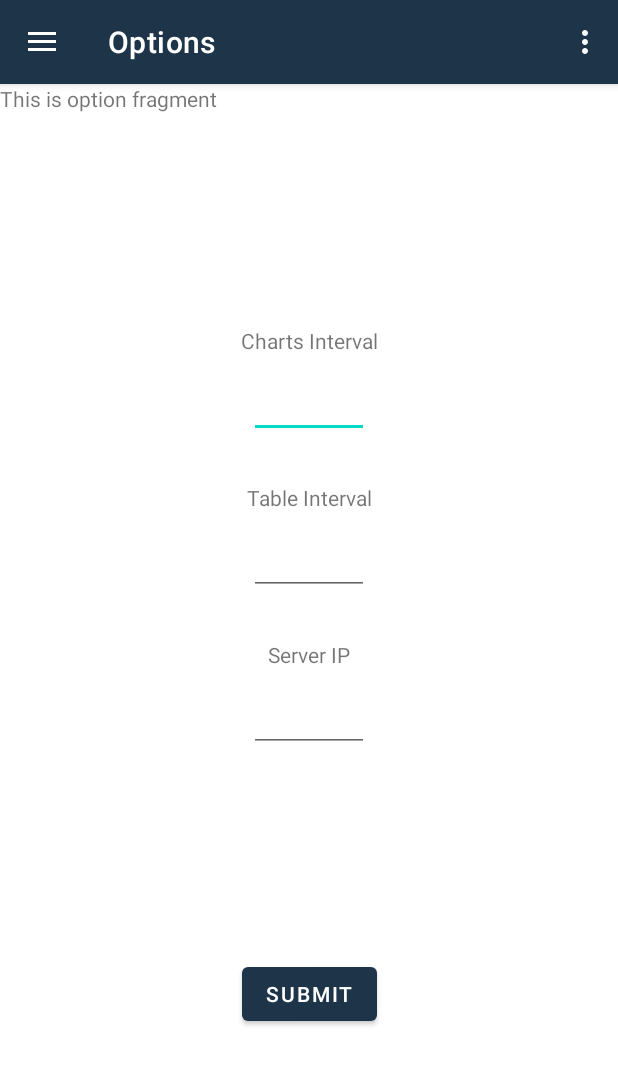
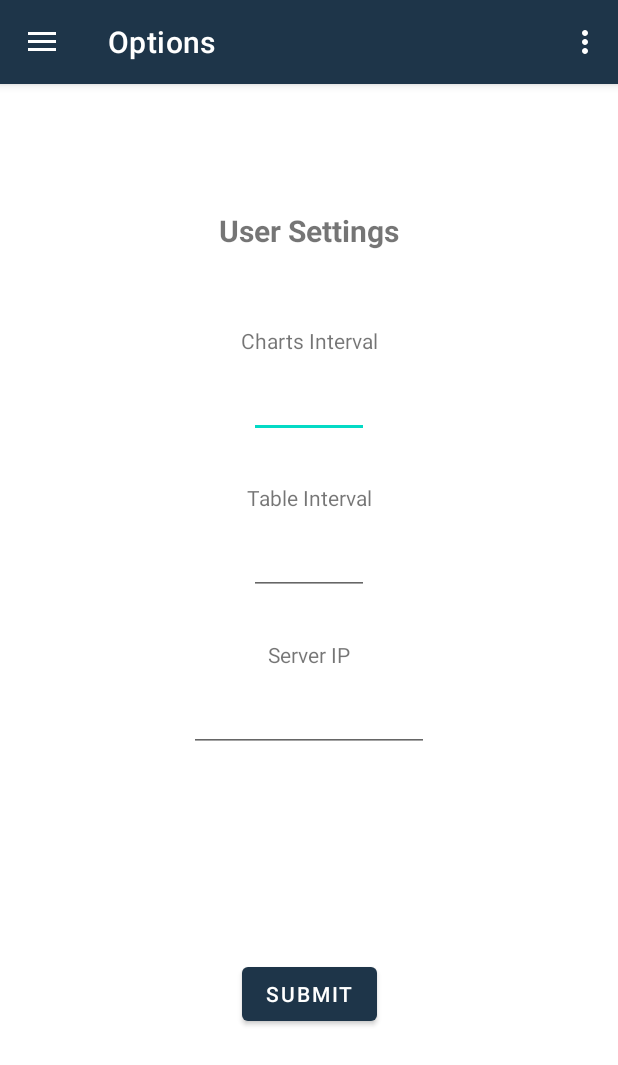
Before and after one commit to Invactive/IoT-system-RPI-SenseHat, an Android app: the screen it shows after launch (MainActivity), in the side drawer, after a tap on "Options", on a phone screen of 412 x 824 dp. Shown: the top 1065 px of the screen. Run offline under Robolectric (Android 15) with nearby library versions, the phone set to English and light mode, and no system bars; our stand-ins replace navigation-ui; libraries missing offline, so code that uses them is left out: com.github.mikephil.charting; 50 statements that could not run were skipped.

Commit message:
Final update of mobile app

```diff
--- a/Mobile_app/SenseApp/app/src/main/java/com/example/sensehat/ui/Options/OptionFragment.java
+++ b/Mobile_app/SenseApp/app/src/main/java/com/example/sensehat/ui/Options/OptionFragment.java
@@ -51,10 +51,6 @@ public class OptionFragment extends Fragment {
                 }
             }});
 
-
-
-
-
         return root;
     }
 
--- a/Mobile_app/SenseApp/app/src/main/java/com/example/sensehat/ui/Options/OptionViewModel.java
+++ b/Mobile_app/SenseApp/app/src/main/java/com/example/sensehat/ui/Options/OptionViewModel.java
@@ -14,14 +14,9 @@ public class OptionViewModel extends ViewModel {
     public OptionViewModel() {
         mText = new MutableLiveData<>();
 
-        mText.setValue("This is option fragment");
         mChartInterv = new MutableLiveData<>();
         mTableInterv = new MutableLiveData<>();
         mServerIP = new MutableLiveData<>();
-
-//        mChartInterv.setValue(1000);
-//        mTableInterv.setValue(1000);
-//        mServerIP.setValue("123.123.123.123");
 
     }
 
--- a/Mobile_app/SenseApp/app/src/main/java/com/example/sensehat/ui/data/DataFragment.java
+++ b/Mobile_app/SenseApp/app/src/main/java/com/example/sensehat/ui/data/DataFragment.java
@@ -80,7 +80,6 @@ public class DataFragment extends Fragment {
         rowCounter = 0;
 
         DataViewModel.getDataLogs().observe(getViewLifecycleOwner(), mDataLogs -> {
-            System.out.println(mDataLogs);
             drawTable(table, getActivity(), mDataLogs, choosenValuesHashMap);
         });
 
@@ -90,7 +89,7 @@ public class DataFragment extends Fragment {
         });
 
         OptionViewModel.getServerIP().observe(getViewLifecycleOwner(), mServerIP -> {
-            DataViewModel.setServerIP(mServerIP);
+            DataViewModel.setServerIP(getActivity(), mServerIP);
         });
 
         temperatureSwitch.setOnCheckedChangeListener(new CompoundButton.OnCheckedChangeListener() {
@@ -100,7 +99,6 @@ public class DataFragment extends Fragment {
                 } else {
                     choosenValuesHashMap.put("temperature", Boolean.FALSE);
                 }
-                System.out.println(rowCounter + "From temp");
                 rowCounter = 0;
                 table.removeAllViews();
                 addTableHeaders(table, getActivity(), choosenValuesHashMap);
--- a/Mobile_app/SenseApp/app/src/main/res/layout/fragment_option.xml
+++ b/Mobile_app/SenseApp/app/src/main/res/layout/fragment_option.xml
@@ -8,10 +8,16 @@
 
     <TextView
         android:id="@+id/text_option"
-        android:layout_width="match_parent"
-        android:layout_height="match_parent"
-        tools:layout_editor_absoluteX="16dp"
-        tools:layout_editor_absoluteY="80dp" />
+        android:layout_width="wrap_content"
+        android:layout_height="wrap_content"
+        android:layout_marginBottom="50dp"
+        android:text="User Settings"
+        android:textAlignment="center"
+        android:textSize="20sp"
+        android:textStyle="bold"
+        app:layout_constraintBottom_toTopOf="@+id/chartsInterval"
+        app:layout_constraintEnd_toEndOf="parent"
+        app:layout_constraintStart_toStartOf="parent" />
 
     <TextView
         android:id="@+id/chartsInterval"
@@ -61,11 +67,11 @@
         android:text="Server IP"
         app:layout_constraintBottom_toTopOf="@+id/etIpAddress"
         app:layout_constraintEnd_toEndOf="parent"
-        app:layout_constraintStart_toStartOf="@+id/text_option" />
+        app:layout_constraintStart_toStartOf="parent" />
 
     <EditText
         android:id="@+id/etIpAddress"
-        android:layout_width="80dp"
+        android:layout_width="160dp"
         android:layout_height="wrap_content"
         android:layout_marginTop="400dp"
         android:textAlignment="center"
```
Also changed, not shown: Mobile_app/SenseApp/app/src/main/java/com/example/sensehat/ui/charts/ChartsFragment.java (+9 -13 lines), Mobile_app/SenseApp/app/src/main/java/com/example/sensehat/ui/charts/ChartsViewModel.java (+0 -8 lines), Mobile_app/SenseApp/app/src/main/java/com/example/sensehat/ui/data/DataViewModel.java (+8 -1 lines), Mobile_app/SenseApp/app/src/main/java/com/example/sensehat/ui/leds/LedsFragment.java (+18 -3 lines), Mobile_app/SenseApp/app/src/main/java/com/example/sensehat/ui/leds/LedsViewModel.java (+0 -12 lines).
